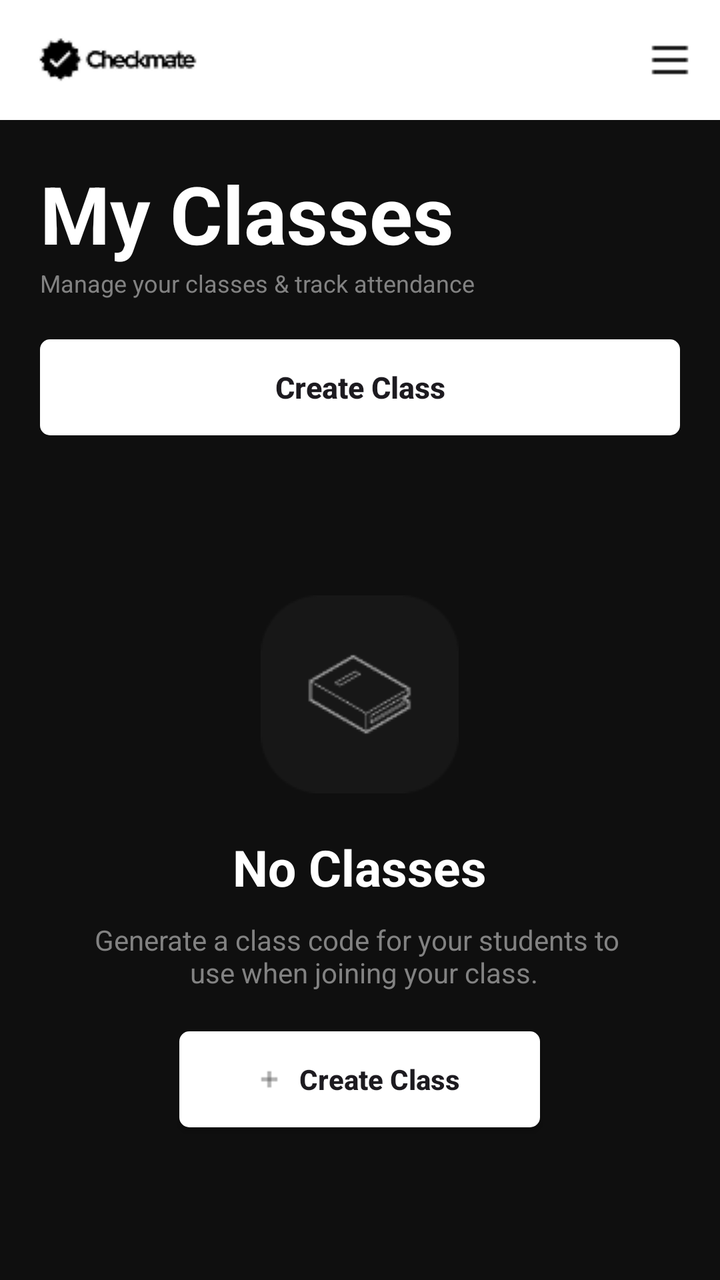
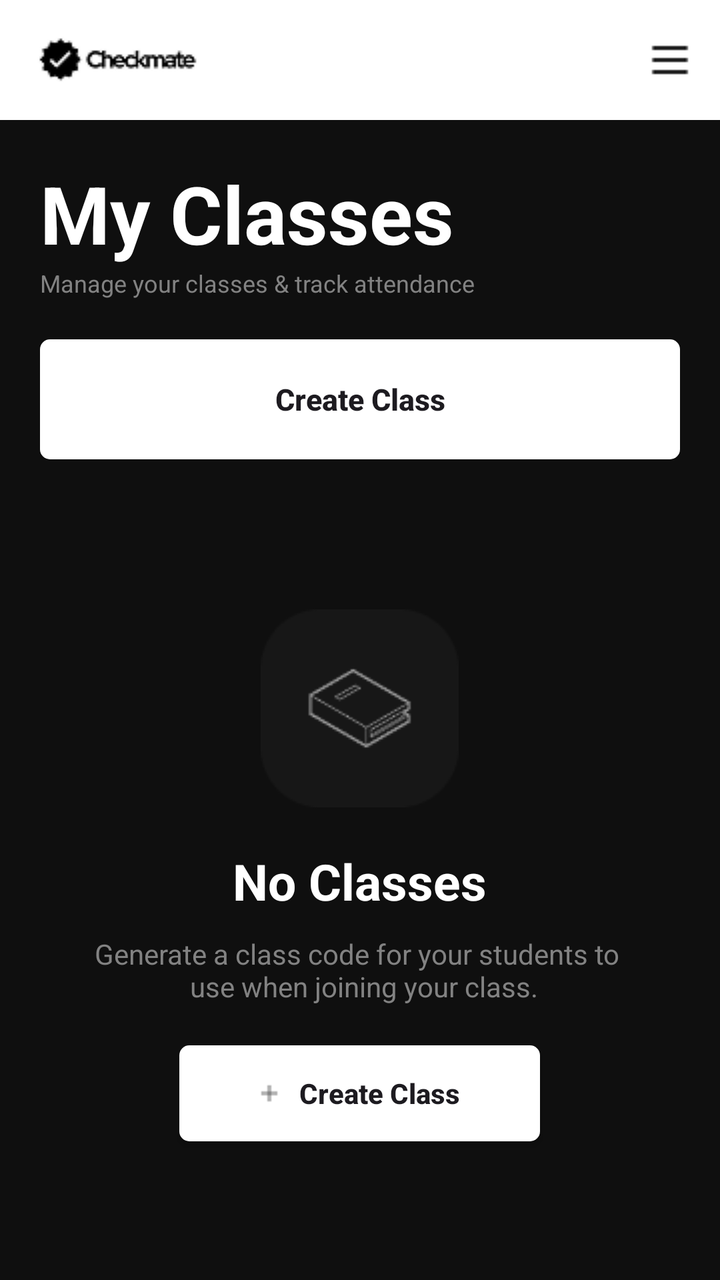

Two renders of the same Android screen: before a commit and after it. Below are the layout's source before the change and the commit's diff.
<!-- AndroidManifest.xml: application theme Theme.AuthTest -->
<!-- res/layout/activity_teacher_home.xml -->
<?xml version="1.0" encoding="utf-8"?>
<androidx.drawerlayout.widget.DrawerLayout xmlns:android="http://schemas.android.com/apk/res/android"
    xmlns:app="http://schemas.android.com/apk/res-auto"
    xmlns:tools="http://schemas.android.com/tools"
    android:id="@+id/main"
    android:layout_width="match_parent"
    android:layout_height="match_parent"
    android:orientation="vertical"
    android:background="#0F0F0F"
    android:fitsSystemWindows="true"
    tools:context=".TeacherHome">

    <LinearLayout
        android:layout_width="match_parent"
        android:layout_height="match_parent"
        android:orientation="vertical" >

        <RelativeLayout
            android:layout_width="match_parent"
            android:layout_height="wrap_content"
            android:minHeight="60dp"
            android:background="#FFFFFF">

            <ImageView
                android:id="@+id/header_logo"
                android:contentDescription="header_logo"
                android:layout_width="wrap_content"
                android:layout_height="wrap_content"
                android:src="@drawable/header_logo"
                android:layout_alignParentStart="true"
                android:layout_centerVertical="true"
                android:layout_marginLeft="15dp" />

            <ImageView
                android:id="@+id/hamburger_icon"
                android:contentDescription="hamburger_icon"
                android:src="@drawable/hamburger_icon"
                android:layout_width="wrap_content"
                android:layout_height="wrap_content"
                android:layout_alignParentEnd="true"
                android:layout_centerVertical="true"
                android:layout_marginRight="15dp" />

        </RelativeLayout>

        <LinearLayout
            android:layout_width="match_parent"
            android:layout_height="wrap_content"
            android:orientation="vertical"
            android:padding="20dp" >

            <TextView
                android:text="My Classes"
                android:textColor="#FFFFFF"
                android:textStyle="bold"
                android:textSize="40sp"
                android:layout_width="wrap_content"
                android:layout_height="wrap_content" />

            <TextView
                android:text="Manage your classes &amp; track attendance"
                android:textColor="#828282"
                android:textSize="12sp"
                android:layout_width="wrap_content"
                android:layout_height="wrap_content" />

        </LinearLayout>

        <LinearLayout
            android:layout_width="match_parent"
            android:layout_height="wrap_content"
            android:paddingStart="20dp"
            android:paddingEnd="20dp"
            android:layout_marginBottom="20dp" >

            <androidx.appcompat.widget.AppCompatButton
                android:id="@+id/createClassButton"
                android:text="Create Class"
                android:textAllCaps="false"
                android:background="@drawable/buttons_corner_radius"
                android:textStyle="bold"
                android:textSize="15sp"
                android:layout_width="match_parent"
                android:layout_height="wrap_content" />

        </LinearLayout>

        <FrameLayout
            android:layout_width="match_parent"
            android:layout_height="0dp"
            android:layout_weight="1">

            <androidx.recyclerview.widget.RecyclerView
                android:id="@+id/classesRecyclerView"
                android:layout_width="match_parent"
                android:layout_height="match_parent"
                android:visibility="gone" />

            <LinearLayout
                android:id="@+id/emptyStateLayout"
                android:layout_width="match_parent"
                android:layout_height="match_parent"
                android:orientation="vertical"
                android:gravity="center_horizontal"
                android:padding="20dp"
                android:visibility="visible" >

                <ImageView
                    android:layout_width="wrap_content"
                    android:layout_height="wrap_content"
                    android:src="@drawable/no_classes_image"
                    android:layout_marginTop="40dp"
                    android:layout_marginBottom="20dp" />

                <TextView
                    android:id="@+id/no_classes"
                    android:text="No Classes"
                    android:textColor="#FFFFFF"
                    android:textStyle="bold"
                    android:textSize="25dp"
                    android:layout_marginBottom="10dp"
                    android:layout_width="wrap_content"
                    android:layout_height="wrap_content" />

                <TextView
                    android:text="Generate a class code for your students to \n use when joining your class."
                    android:textAlignment="center"
                    android:textColor="#828282"
                    android:layout_marginBottom="20dp"
                    android:layout_width="wrap_content"
                    android:layout_height="wrap_content" />

                <androidx.appcompat.widget.AppCompatButton
                    android:id="@+id/ctaButton"
                    android:text="Create Class"
                    android:textStyle="bold"
                    android:textAllCaps="false"
                    android:paddingStart="40dp"
                    android:paddingEnd="40dp"
                    android:paddingTop="10dp"
                    android:paddingBottom="10dp"
                    android:drawableStart="@drawable/plus"
                    android:drawablePadding="10dp"
                    android:background="@drawable/buttons_corner_radius"
                    android:layout_width="wrap_content"
                    android:layout_height="wrap_content" />

            </LinearLayout>

        </FrameLayout>

    </LinearLayout>

    <com.google.android.material.navigation.NavigationView
        android:id="@+id/navigation_view"
        android:layout_width="280dp"
        android:layout_height="match_parent"
        android:layout_gravity="start"
        android:fitsSystemWindows="true"
        android:background="#1A1A1A"
        app:menu="@menu/menu_drawer"
        app:headerLayout="@layout/drawer_header"
        app:itemTextColor="@color/menu_item_color"
        app:itemIconTint="@color/menu_item_color" />

</androidx.drawerlayout.widget.DrawerLayout>
<!-- res/layout/drawer_header.xml (included above) -->
<?xml version="1.0" encoding="utf-8"?>
<LinearLayout xmlns:android="http://schemas.android.com/apk/res/android"
    android:layout_width="match_parent"
    android:layout_height="200dp"
    android:orientation="vertical"
    android:gravity="bottom"
    android:padding="20dp"
    android:background="#0F0F0F">

    <ImageView
        android:id="@+id/drawer_user_avatar"
        android:layout_width="60dp"
        android:layout_height="60dp"
        android:src="@drawable/default_avatar"
        android:contentDescription="user_avatar"
        android:layout_marginBottom="15dp" />

    <TextView
        android:id="@+id/drawer_user_name"
        android:layout_width="wrap_content"
        android:layout_height="wrap_content"
        android:text="User Name"
        android:textColor="#FFFFFF"
        android:textSize="18sp"
        android:textStyle="bold"
        android:layout_marginBottom="5dp" />

    <TextView
        android:id="@+id/drawer_user_email"
        android:layout_width="wrap_content"
        android:layout_height="wrap_content"
        android:text="user@example.com"
        android:textColor="#828282"
        android:textSize="12sp" />

</LinearLayout>
<!-- resources referenced by this layout -->
<resources>
  <!-- drawable buttons_corner_radius (drawable) -->
  <shape xmlns:android="http://schemas.android.com/apk/res/android" android:shape="rectangle">
      <solid android:color="#FFFFFF"/>
      <corners android:radius="5dp"/>
  </shape>
  <!-- drawable default_avatar (drawable) -->
  <?xml version="1.0" encoding="utf-8"?>
  <vector xmlns:android="http://schemas.android.com/apk/res/android"
      android:width="24dp"
      android:height="24dp"
      android:viewportWidth="24"
      android:viewportHeight="24">
      <path
          android:fillColor="#FFFFFF"
          android:pathData="M12,12c2.21,0 4,-1.79 4,-4s-1.79,-4 -4,-4 -4,1.79 -4,4 1.79,4 4,4zm0,2c-2.67,0 -8,1.34 -8,4v2h16v-2c0,-2.66 -5.33,-4 -8,-4z" />
  </vector>
  <!-- drawable hamburger_icon: png bitmap (drawable, 177 bytes) -->
  <!-- drawable header_logo: png bitmap (drawable, 1337 bytes) -->
  <!-- drawable no_classes_image: png bitmap (drawable, 3178 bytes) -->
  <!-- drawable plus: png bitmap (drawable, 185 bytes) -->
  <style name="Theme.AuthTest" parent="Base.Theme.AuthTest" />
  <style name="Base.Theme.AuthTest" parent="Theme.Material3.DayNight.NoActionBar">
          
          
      </style>
</resources>

<!-- the commit's change to res/layout/activity_teacher_home.xml (unified diff, before → after) -->
@@ -71,7 +71,7 @@
             android:layout_height="wrap_content"
             android:paddingStart="20dp"
             android:paddingEnd="20dp"
-            android:layout_marginBottom="20dp" >
+            android:layout_marginBottom="15dp" >
 
             <androidx.appcompat.widget.AppCompatButton
                 android:id="@+id/createClassButton"
@@ -81,7 +81,57 @@
                 android:textStyle="bold"
                 android:textSize="15sp"
                 android:layout_width="match_parent"
-                android:layout_height="wrap_content" />
+                android:layout_height="60dp" />
+
+        </LinearLayout>
+
+        <LinearLayout
+            android:id="@+id/searchBarContainer"
+            android:layout_width="match_parent"
+            android:layout_height="60dp"
+            android:orientation="horizontal"
+            android:layout_marginStart="20dp"
+            android:layout_marginEnd="20dp"
+            android:layout_marginBottom="15dp"
+            android:paddingHorizontal="4dp"
+            android:paddingVertical="8dp"
+            android:gravity="center_vertical"
+            android:background="@drawable/rounded_search_bg"
+            android:visibility="gone">
+
+            <ImageView
+                android:layout_width="24dp"
+                android:layout_height="24dp"
+                android:src="@drawable/ic_search"
+                android:contentDescription="Search"
+                android:layout_marginStart="12dp"
+                app:tint="#828282" />
+
+            <EditText
+                android:id="@+id/classSearchBar"
+                android:layout_width="0dp"
+                android:layout_height="48dp"
+                android:layout_weight="1"
+                android:background="@android:color/transparent"
+                android:hint="Search by class name..."
+                android:textColorHint="#828282"
+                android:textColor="#FFFFFF"
+                android:textSize="14sp"
+                android:paddingStart="12dp"
+                android:paddingEnd="12dp"
+                android:inputType="text"
+                android:imeOptions="actionSearch"
+                android:maxLines="1" />
+
+            <ImageView
+                android:id="@+id/clearSearchButton"
+                android:layout_width="24dp"
+                android:layout_height="24dp"
+                android:src="@drawable/ic_close"
+                android:contentDescription="Clear search"
+                android:layout_marginEnd="12dp"
+                app:tint="#828282"
+                android:visibility="gone" />
 
         </LinearLayout>
 
<!-- resource entries referenced after the edit -->
@@ -18,8 +18,35 @@
   </vector>
   <!-- drawable hamburger_icon: png bitmap (drawable, 177 bytes) -->
   <!-- drawable header_logo: png bitmap (drawable, 1337 bytes) -->
+  <!-- drawable ic_close (drawable) -->
+  <vector xmlns:android="http://schemas.android.com/apk/res/android"
+      android:width="24dp"
+      android:height="24dp"
+      android:viewportWidth="24"
+      android:viewportHeight="24">
+      <path
+          android:fillColor="#828282"
+          android:pathData="M19,6.41L17.59,5 12,10.59 6.41,5 5,6.41 10.59,12 5,17.59 6.41,19 12,13.41 17.59,19 19,17.59 13.41,12 19,6.41z" />
+  </vector>
+  <!-- drawable ic_search (drawable) -->
+  <?xml version="1.0" encoding="utf-8"?>
+  <vector xmlns:android="http://schemas.android.com/apk/res/android"
+      android:width="24dp"
+      android:height="24dp"
+      android:viewportWidth="24"
+      android:viewportHeight="24">
+      <path
+          android:fillColor="#828282"
+          android:pathData="M15.5,14h-0.79l-0.28,-0.27C15.41,12.59 16,11.11 16,9.5 C16,5.91 13.09,3 9.5,3 C5.91,3 3,5.91 3,9.5 C3,13.09 5.91,16 9.5,16 c1.61,0 3.09,-0.59 4.23,-1.57l0.27,0.28 v0.79l5,4.99L20.49,19 L15.5,14zM9.5,14C7.01,14 5,11.99 5,9.5 C5,7.01 7.01,5 9.5,5 C11.99,5 14,7.01 14,9.5 C14,11.99 11.99,14 9.5,14z" />
+  </vector>
   <!-- drawable no_classes_image: png bitmap (drawable, 3178 bytes) -->
   <!-- drawable plus: png bitmap (drawable, 185 bytes) -->
+  <!-- drawable rounded_search_bg (drawable) -->
+  <?xml version="1.0" encoding="utf-8"?>
+  <shape xmlns:android="http://schemas.android.com/apk/res/android">
+      <solid android:color="#2C2C2C" />
+      <corners android:radius="12dp" />
+  </shape>
   <style name="Theme.AuthTest" parent="Base.Theme.AuthTest" />
   <style name="Base.Theme.AuthTest" parent="Theme.Material3.DayNight.NoActionBar">
           
